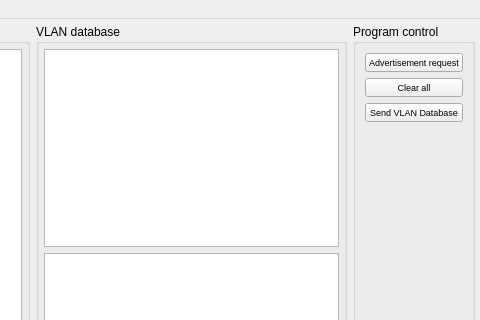
Qt form src/gui/mainwindow.ui (MartinUbl/kiv-psi-vtpgui) before a commit; both pictures show x 598 to 1078 and y 0 to 320 of the 1078 by 685 pixel window.
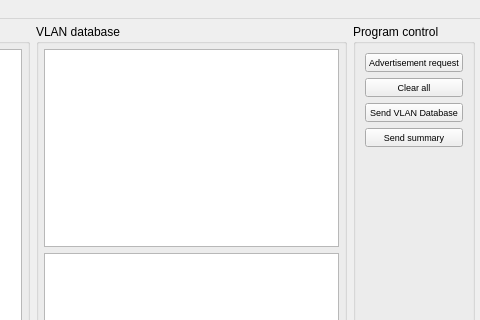
The same form after that commit.

Commit message: Allow sending just summary from GUI

```diff
--- a/src/gui/mainwindow.ui
+++ b/src/gui/mainwindow.ui
@@ -347,6 +347,18 @@
            </property>
           </widget>
          </item>
+         <item>
+          <widget class="QPushButton" name="summarySendButton">
+           <property name="font">
+            <font>
+             <pointsize>7</pointsize>
+            </font>
+           </property>
+           <property name="text">
+            <string>Send summary</string>
+           </property>
+          </widget>
+         </item>
          <item>
           <spacer name="verticalSpacer">
            <property name="orientation">
```
The commit also changes 4 other files.
